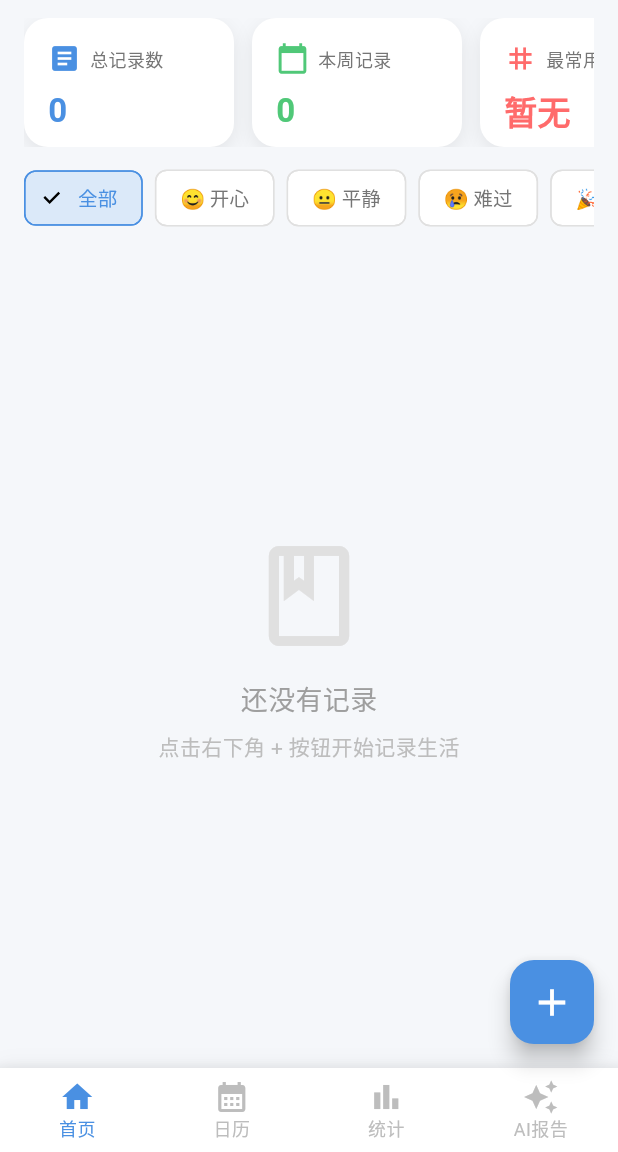
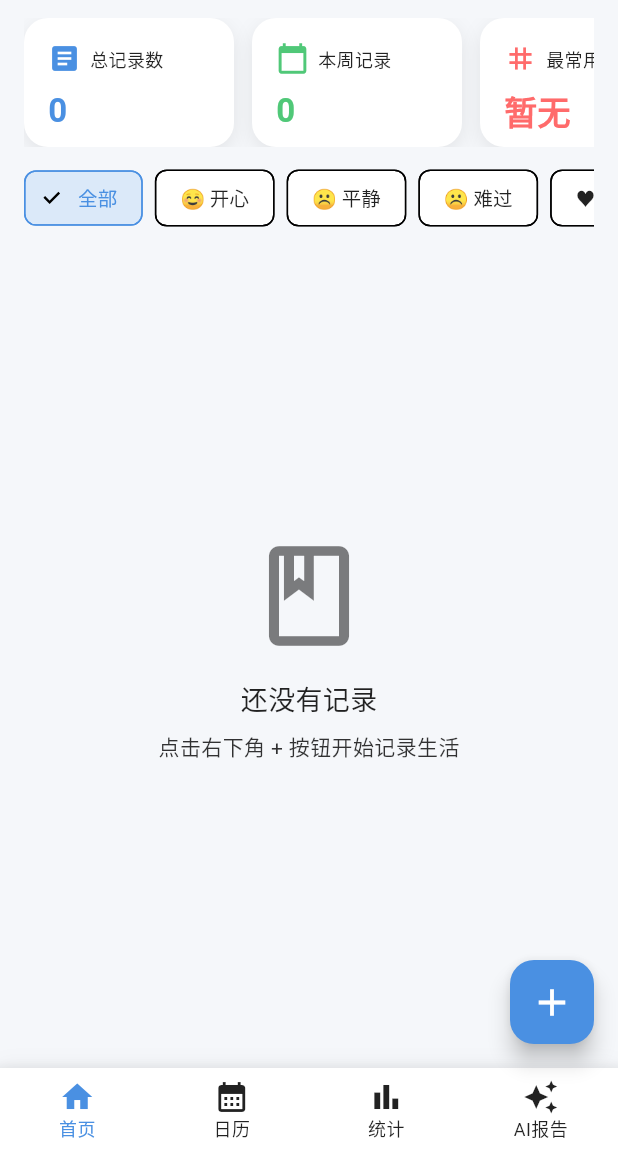
Before and after one commit to jiege455/life_recorder, a Flutter app: the screen it shows after launch, after a tap on "同意并继续", on a phone screen of 412 x 824 dp, the part 84-1236 px from its top. Run offline on Flutter 3.47's test engine with Material 3 defaults, Android fonts, the phone set to English and light mode, and no system bars; our stand-ins replace dio, file_picker, fl_chart, flutter_local_notifications, image_picker, local_auth and 6 more; missing offline and left inert: flutter_screen_lock, ifly_speech_recognition; accounts and stored records are empty.

Commit message:
chore: 全量同步lib目录代码到远程仓库

```diff
--- a/lib/main.dart
+++ b/lib/main.dart
@@ -161,7 +161,7 @@ class _LifeRecorderAppState extends State<LifeRecorderApp> with WidgetsBindingOb
       animation: widget.themeService,
       builder: (context, child) {
         return MaterialApp(
-          title: 'AI\u4EBA\u751F\u8BB0\u5F55\u5668',
+          title: 'AI人生记录器',
           debugShowCheckedModeBanner: false,
           navigatorKey: navigatorKey,
           theme: ThemeService.lightTheme,
--- a/lib/pages/home_page.dart
+++ b/lib/pages/home_page.dart
@@ -37,10 +37,10 @@ class _HomePageState extends State<HomePage> {
   int _currentIndex = 0;
 
   List<Map<String, dynamic>> _moods = [
-    {'value': 'happy', 'emoji': '\u{1F60A}', 'label': '\u5F00\u5FC3'},
-    {'value': 'neutral', 'emoji': '\u{1F610}', 'label': '\u5E73\u9759'},
-    {'value': 'sad', 'emoji': '\u{1F622}', 'label': '\u96BE\u8FC7'},
-    {'value': 'excited', 'emoji': '\u{1F389}', 'label': '\u5174\u594B'},
+    {'value': 'happy', 'emoji': '☺', 'label': '开心'},
+    {'value': 'neutral', 'emoji': '☹', 'label': '平静'},
+    {'value': 'sad', 'emoji': '☹', 'label': '难过'},
+    {'value': 'excited', 'emoji': '♥', 'label': '兴奋'},
   ];
 
   @override
@@ -74,7 +74,7 @@ class _HomePageState extends State<HomePage> {
     } catch (e) {
       if (mounted) {
         ScaffoldMessenger.of(context).showSnackBar(
-          SnackBar(content: Text('\u52A0\u8F7D\u6570\u636E\u5931\u8D25\uFF0C\u8BF7\u91CD\u8BD5')),
+          SnackBar(content: Text('加载数据失败，请重试')),
         );
       }
     }
@@ -120,13 +120,13 @@ class _HomePageState extends State<HomePage> {
       String groupKey;
 
       if (_isSameDay(recordDate, now)) {
-        groupKey = '\u4ECA\u5929';
+        groupKey = '今天';
       } else if (_isSameDay(recordDate, now.subtract(Duration(days: 1)))) {
-        groupKey = '\u6628\u5929';
+        groupKey = '昨天';
       } else if (recordDate.isAfter(now.subtract(Duration(days: 7)))) {
-        groupKey = '\u672C\u5468';
+        groupKey = '本周';
       } else {
-        groupKey = DateFormat('MM\u6708dd\u65E5').format(recordDate);
+        groupKey = DateFormat('MM月dd日').format(recordDate);
       }
 
       if (!grouped.containsKey(groupKey)) {
@@ -171,12 +171,12 @@ class _HomePageState extends State<HomePage> {
     bool? confirm = await showDialog<bool>(
       context: context,
       builder: (context) => AlertDialog(
-        title: Text('\u786E\u8BA4\u5220\u9664'),
-        content: Text('\u786E\u5B9A\u8981\u5220\u9664\u8FD9\u6761\u8BB0\u5F55\u5417\uFF1F'),
+        title: Text('确认删除'),
+        content: Text('确定要删除这条记录吗？'),
         shape: RoundedRectangleBorder(borderRadius: BorderRadius.circular(16)),
         actions: [
-          TextButton(onPressed: () => Navigator.pop(context, false), child: Text('\u53D6\u6D88')),
-          TextButton(onPressed: () => Navigator.pop(context, true), child: Text('\u5220\u9664', style: TextStyle(color: Colors.red))),
+          TextButton(onPressed: () => Navigator.pop(context, false), child: Text('取消')),
+          TextButton(onPressed: () => Navigator.pop(context, true), child: Text('删除', style: TextStyle(color: Colors.red))),
         ],
       ),
     );
@@ -185,7 +185,7 @@ class _HomePageState extends State<HomePage> {
       await _dbHelper.deleteRecord(id);
       _loadData();
       if (mounted) {
-        ScaffoldMessenger.of(context).showSnackBar(SnackBar(content: Text('\u5DF2\u5220\u9664')));
+        ScaffoldMessenger.of(context).showSnackBar(SnackBar(content: Text('已删除')));
       }
     }
   }
@@ -195,7 +195,7 @@ class _HomePageState extends State<HomePage> {
     String mood = _getMoodLabel(record['mood']);
     String moodEmoji = _getMoodEmoji(record['mood']);
     DateTime dt = DateTime.fromMillisecondsSinceEpoch(record['created_at'] ?? 0);
-    String dateStr = DateFormat('yyyy\u5E74MM\u6708dd\u65E5 HH:mm').format(dt);
+    String dateStr = DateFormat('yyyy年MM月dd日 HH:mm').format(dt);
 
     List<String> tags = [];
     if (record['tags'] != null && record['tags'].toString().isNotEmpty) {
@@ -226,28 +226,33 @@ class _HomePageState extends State<HomePage> {
 
   String _getMoodEmoji(String? mood) {
     switch (mood) {
-      case 'happy': return '\u{1F60A}';
-      case 'neutral': return '\u{1F610}';
-      case 'sad': return '\u{1F622}';
-      case 'excited': return '\u{1F389}';
-      default: return '\u{1F610}';
+      case 'happy': return '☺';
+      case 'neutral': return '☹';
+      case 'sad': return '☹';
+      case 'excited': return '♥';
+      default: return '☹';
     }
   }
 
   String _getMoodLabel(String? mood) {
     switch (mood) {
-      case 'happy': return '\u5F00\u5FC3';
-      case 'neutral': return '\u5E73\u9759';
-      case 'sad': return '\u96BE\u8FC7';
-      case 'excited': return '\u5174\u594B';
-      default: return '\u5E73\u9759';
+      case 'happy': return '开心';
+      case 'neutral': return '平静';
+      case 'sad': return '难过';
+      case 'excited': return '兴奋';
+      default: return '平静';
     }
   }
 
   @override
   Widget build(BuildContext context) {
+    final theme = Theme.of(context);
+    final isDark = theme.brightness == Brightness.dark;
+    final cardColor = theme.cardColor;
+    final navBarBgColor = theme.bottomNavigationBarTheme.backgroundColor ?? theme.colorScheme.surface;
+    final primaryColor = theme.colorScheme.primary;
+
     return Scaffold(
-      backgroundColor: Color(0xFFF5F7FA),
       body: IndexedStack(
         index: _currentIndex,
         children: [
@@ -259,22 +264,23 @@ class _HomePageState extends State<HomePage> {
       ),
       bottomNavigationBar: Container(
         decoration: BoxDecoration(
-          color: Colors.white,
+          color: navBarBgColor,
           boxShadow: [BoxShadow(color: Colors.black.withOpacity(0.05), blurRadius: 10, offset: Offset(0, -2))],
         ),
         child: BottomNavigationBar(
           currentIndex: _currentIndex,
           onTap: (index) => setState(() => _currentIndex = index),
           type: BottomNavigationBarType.fixed,
-          selectedItemColor: Color(0xFF4A90E2),
-          unselectedItemColor: Colors.grey[400],
+          backgroundColor: navBarBgColor,
+          selectedItemColor: primaryColor,
+          unselectedItemColor: theme.colorScheme.onSurfaceVariant,
           selectedFontSize: 12,
           unselectedFontSize: 12,
           items: [
-            BottomNavigationBarItem(icon: Icon(Icons.home), label: '\u9996\u9875'),
-            BottomNavigationBarItem(icon: Icon(Icons.calendar_month), label: '\u65E5\u5386'),
-            BottomNavigationBarItem(icon: Icon(Icons.bar_chart), label: '\u7EDF\u8BA1'),
-            BottomNavigationBarItem(icon: Icon(Icons.auto_awesome), label: 'AI\u62A5\u544A'),
+            BottomNavigationBarItem(icon: Icon(Icons.home), label: '首页'),
+            BottomNavigationBarItem(icon: Icon(Icons.calendar_month), label: '日历'),
+            BottomNavigationBarItem(icon: Icon(Icons.bar_chart), label: '统计'),
+            BottomNavigationBarItem(icon: Icon(Icons.auto_awesome), label: 'AI报告'),
           ],
         ),
       ),
@@ -287,7 +293,7 @@ class _HomePageState extends State<HomePage> {
                 );
                 if (result == true) _loadData();
               },
-              backgroundColor: Color(0xFF4A90E2),
+              backgroundColor: primaryColor,
               child: Icon(Icons.add, color: Colors.white, size: 30),
             )
           : null,
@@ -295,8 +301,11 @@ class _HomePageState extends State<HomePage> {
   }
 
   Widget _buildHomeTab() {
+    final theme = Theme.of(context);
+    final isDark = theme.brightness == Brightness.dark;
+    final primaryColor = theme.colorScheme.primary;
+
     return Scaffold(
-      backgroundColor: Color(0xFFF5F7FA),
       appBar: AppBar(
         title: _isSearching
             ? TextField(
@@ -304,14 +313,14 @@ class _HomePageState extends State<HomePage> {
                 autofocus: true,
                 style: TextStyle(color: Colors.white, fontSize: 16),
                 decoration: InputDecoration(
-                  hintText: '\u641C\u7D22\u8BB0\u5F55...',
+                  hintText: '搜索记录...',
                   hintStyle: TextStyle(color: Colors.white70),
                   border: InputBorder.none,
                 ),
                 onChanged: _searchRecords,
               )
-            : Text('AI\u4EBA\u751F\u8BB0\u5F55\u5668', style: TextStyle(color: Colors.white, fontWeight: FontWeight.bold)),
-        backgroundColor: Color(0xFF4A90E2),
+            : Text('AI人生记录器', style: TextStyle(color: Colors.white, fontWeight: FontWeight.bold)),
+        backgroundColor: primaryColor,
         elevation: 0,
         centerTitle: true,
         actions: [
@@ -343,9 +352,9 @@ class _HomePageState extends State<HomePage> {
               }
             },
             itemBuilder: (context) => [
-              PopupMenuItem(value: 'settings', child: Row(children: [Icon(Icons.settings, size: 20, color: Color(0xFF4A90E2)), SizedBox(width: 8), Text('\u8BBE\u7F6E')])),
-              PopupMenuItem(value: 'annual', child: Row(children: [Icon(Icons.calendar_today, size: 20, color: Color(0xFF4A90E2)), SizedBox(width: 8), Text('\u5E74\u5EA6\u56DE\u987E')])),
-              PopupMenuItem(value: 'about', child: Row(children: [Icon(Icons.info_outline, size: 20, color: Color(0xFF4A90E2)), SizedBox(width: 8), Text('\u5173\u4E8E')])),
+              PopupMenuItem(value: 'settings', child: Row(children: [Icon(Icons.settings, size: 20, color: primaryColor), SizedBox(width: 8), Text('设置')])),
+              PopupMenuItem(value: 'annual', child: Row(children: [Icon(Icons.calendar_today, size: 20, color: primaryColor), SizedBox(width: 8), Text('年度回顾')])),
+              PopupMenuItem(value: 'about', child: Row(children: [Icon(Icons.info_outline, size: 20, color: primaryColor), SizedBox(width: 8), Text('关于')])),
             ],
           ),
         ],
@@ -367,21 +376,25 @@ class _HomePageState extends State<HomePage> {
       child: ListView(
         scrollDirection: Axis.horizontal,
         children: [
-          _buildStatCard('\u603B\u8BB0\u5F55\u6570', _totalCount.toString(), Icons.article, Color(0xFF4A90E2)),
+          _buildStatCard('总记录数', _totalCount.toString(), Icons.article, Color(0xFF4A90E2)),
           SizedBox(width: 12),
-          _buildStatCard('\u672C\u5468\u8BB0\u5F55', _weekCount.toString(), Icons.calendar_today, Color(0xFF50C878)),
+          _buildStatCard('本周记录', _weekCount.toString(), Icons.calendar_today, Color(0xFF50C878)),
           SizedBox(width: 12),
-          _buildStatCard('\u6700\u5E38\u7528\u6807\u7B7E', _mostUsedTag ?? '\u6682\u65E0', Icons.tag, Color(0xFFFF6B6B)),
+          _buildStatCard('最常用标签', _mostUsedTag ?? '暂无', Icons.tag, Color(0xFFFF6B6B)),
         ],
       ),
     );
   }
 
   Widget _buildStatCard(String title, String value, IconData icon, Color color) {
+    final theme = Theme.of(context);
+    final cardColor = theme.cardColor;
+    final isDark = theme.brightness == Brightness.dark;
+
     return Container(
       width: 140,
       decoration: BoxDecoration(
-        color: Colors.white,
+        color: cardColor,
         borderRadius: BorderRadius.circular(16),
         boxShadow: [BoxShadow(color: Colors.black.withOpacity(0.08), blurRadius: 10, offset: Offset(0, 4))],
       ),
@@ -390,7 +403,7 @@ class _HomePageState extends State<HomePage> {
         mainAxisAlignment: MainAxisAlignment.center,
         crossAxisAlignment: CrossAxisAlignment.start,
         children: [
-          Row(children: [Icon(icon, color: color, size: 22), SizedBox(width: 6), Text(title, style: TextStyle(fontSize: 12, color: Colors.grey[600]))]),
+          Row(children: [Icon(icon, color: color, size: 22), SizedBox(width: 6), Text(title, style: TextStyle(fontSize: 12, color: theme.colorScheme.onSurfaceVariant))]),
           SizedBox(height: 8),
           Text(value, style: TextStyle(fontSize: 22, fontWeight: FontWeight.bold, color: color)),
         ],
@@ -399,6 +412,11 @@ class _HomePageState extends State<HomePage> {
   }
 
   Widget _buildMoodFilter() {
+    final theme = Theme.of(context);
+    final cardColor = theme.cardColor;
+    final isDark = theme.brightness == Brightness.dark;
+    final primaryColor = theme.colorScheme.primary;
+
     return Container(
       height: 44,
       padding: EdgeInsets.symmetric(horizontal: 16),
@@ -408,13 +426,13 @@ class _HomePageState extends State<HomePage> {
           Padding(
             padding: EdgeInsets.only(right: 8),
             child: ChoiceChip(
-              label: Text('\u5168\u90E8'),
+              label: Text('全部'),
               selected: _selectedMoodFilter == null,
               onSelected: (_) => _filterByMood(null),
-              selectedColor: Color(0xFF4A90E2).withOpacity(0.2),
-              backgroundColor: Colors.white,
-              side: BorderSide(color: _selectedMoodFilter == null ? Color(0xFF4A90E2) : Colors.grey[300]!),
-              labelStyle: TextStyle(color: _selectedMoodFilter == null ? Color(0xFF4A90E2) : Colors.grey[600], fontSize: 13),
+              selectedColor: primaryColor.withOpacity(0.2),
+              backgroundColor: cardColor,
+              side: BorderSide(color: _selectedMoodFilter == null ? primaryColor : theme.colorScheme.outline),
+              labelStyle: TextStyle(color: _selectedMoodFilter == null ? primaryColor : theme.colorScheme.onSurfaceVariant, fontSize: 13),
             ),
           ),
           ..._moods.map((mood) => Padding(
@@ -423,10 +441,10 @@ class _HomePageState extends State<HomePage> {
               label: Text('${mood['emoji']} ${mood['label']}'),
               selected: _selectedMoodFilter == mood['value'],
               onSelected: (_) => _filterByMood(mood['value']),
-              selectedColor: Color(0xFF4A90E2).withOpacity(0.2),
-              backgroundColor: Colors.white,
-              side: BorderSide(color: _selectedMoodFilter == mood['value'] ? Color(0xFF4A90E2) : Colors.grey[300]!),
-              labelStyle: TextStyle(color: _selectedMoodFilter == mood['value'] ? Color(0xFF4A90E2) : Colors.grey[600], fontSize: 13),
+              selectedColor: primaryColor.withOpacity(0.2),
+              backgroundColor: cardColor,
+              side: BorderSide(color: _selectedMoodFilter == mood['value'] ? primaryColor : theme.colorScheme.outline),
+              labelStyle: TextStyle(color: _selectedMoodFilter == mood['value'] ? primaryColor : theme.colorScheme.onSurfaceVariant, fontSize: 13),
             ),
           )),
         ],
@@ -435,17 +453,20 @@ class _HomePageState extends State<HomePage> {
   }
 
   Widget _buildRecordsList() {
+    final theme = Theme.of(context);
+    final isDark = theme.brightness == Brightness.dark;
+
     var grouped = _groupRecordsByDate();
     if (grouped.isEmpty) {
       return Center(
         child: Column(
           mainAxisAlignment: MainAxisAlignment.center,
           children: [
-            Icon(Icons.book_outlined, size: 80, color: Colors.grey[300]),
+            Icon(Icons.book_outlined, size: 80, color: theme.colorScheme.onSurfaceVariant.withOpacity(0.5)),
             SizedBox(height: 16),
-            Text(_isSearching ? '\u6CA1\u6709\u627E\u5230\u76F8\u5173\u8BB0\u5F55' : '\u8FD8\u6CA1\u6709\u8BB0\u5F55', style: TextStyle(fontSize: 18, color: Colors.grey[500])),
+            Text(_isSearching ? '没有找到相关记录' : '还没有记录', style: TextStyle(fontSize: 18, color: theme.colorScheme.onSurfaceVariant)),
             SizedBox(height: 8),
-            Text(_isSearching ? '\u8BD5\u8BD5\u5176\u4ED6\u5173\u952E\u8BCD' : '\u70B9\u51FB\u53F3\u4E0B\u89D2 + \u6309\u94AE\u5F00\u59CB\u8BB0\u5F55\u751F\u6D3B', style: TextStyle(fontSize: 14, color: Colors.grey[400])),
+            Text(_isSearching ? '试试其他关键词' : '点击右下角 + 按钮开始记录生活', style: TextStyle(fontSize: 14, color: theme.colorScheme.onSurfaceVariant.withOpacity(0.8))),
           ],
         ),
       );
@@ -467,8 +488,8 @@ class _HomePageState extends State<HomePage> {
               Container(
                 padding: EdgeInsets.symmetric(horizontal: 12, vertical: 6),
                 margin: EdgeInsets.only(bottom: 8),
-                decoration: BoxDecoration(color: Color(0xFF4A90E2).withOpacity(0.1), borderRadius: BorderRadius.circular(20)),
-                child: Text(dateLabel, style: TextStyle(fontSize: 14, fontWeight: FontWeight.bold, color: Color(0xFF4A90E2))),
+                decoration: BoxDecoration(color: theme.colorScheme.primary.withOpacity(0.1), borderRadius: BorderRadius.circular(20)),
+                child: Text(dateLabel, style: TextStyle(fontSize: 14, fontWeight: FontWeight.bold, color: theme.colorScheme.primary)),
               ),
               ...records.map((record) => _buildRecordCard(record)),
             ],
@@ -484,6 +505,10 @@ class _HomePageState extends State<HomePage> {
     String timeStr = DateFormat('HH:mm').format(dateTime);
     String content = record['content']?.toString() ?? '';
     int recordId = record['id'] ?? 0;
+
+    final theme = Theme.of(context);
+    final cardColor = theme.cardColor;
+    final isDark = theme.brightness == Brightness.dark;
 
     List<String> tags = [];
     if (record['tags'] != null && record['tags'].toString().isNotEmpty) {
@@ -505,7 +530,7 @@ class _HomePageState extends State<HomePage> {
       elevation: 0,
       margin: EdgeInsets.only(bottom: 10),
       shape: RoundedRectangleBorder(borderRadius: BorderRadius.circular(16)),
-      color: Colors.white,
+      color: cardColor,
       child: InkWell(
         borderRadius: BorderRadius.circular(16),
         onTap: () async {
@@ -522,17 +547,17 @@ class _HomePageState extends State<HomePage> {
                 children: [
                   Icon(_getMoodIcon(record['mood'] as String?), color: _getMoodColor(record['mood'] as String?), size: 22),
                   SizedBox(width: 8),
-                  Text(timeStr, style: TextStyle(fontSize: 13, color: Colors.grey[500], fontWeight: FontWeight.w500)),
+                  Text(timeStr, style: TextStyle(fontSize: 13, color: theme.colorScheme.onSurfaceVariant, fontWeight: FontWeight.w500)),
                   Spacer(),
                   IconButton(
-                    icon: Icon(Icons.share, color: Colors.grey[400], size: 18),
+                    icon: Icon(Icons.share, color: theme.colorScheme.onSurfaceVariant, size: 18),
                     onPressed: () => _shareRecord(record),
                     padding: EdgeInsets.zero,
                     constraints: BoxConstraints(),
                   ),
                   SizedBox(width: 8),
                   IconButton(
-                    icon: Icon(Icons.delete_outline, color: Colors.grey[400], size: 18),
+                    icon: Icon(Icons.delete_outline, color: theme.colorScheme.onSurfaceVariant, size: 18),
                     onPressed: () => _deleteRecord(recordId),
                     padding: EdgeInsets.zero,
                     constraints: BoxConstraints(),
@@ -540,7 +565,7 @@ class _HomePageState extends State<HomePage> {
                 ],
               ),
               SizedBox(height: 10),
-              Text(content, maxLines: 3, overflow: TextOverflow.ellipsis, style: TextStyle(fontSize: 15, height: 1.5)),
+              Text(content, maxLines: 3, overflow: TextOverflow.ellipsis, style: TextStyle(fontSize: 15, height: 1.5, color: theme.colorScheme.onSurface)),
               if (images.isNotEmpty) ...[
                 SizedBox(height: 10),
                 SizedBox(
@@ -555,7 +580,7 @@ class _HomePageState extends State<HomePage> {
                         margin: EdgeInsets.only(right: 8),
                         decoration: BoxDecoration(
                           borderRadius: BorderRadius.circular(8),
-                          color: Colors.grey[200],
+                          color: theme.colorScheme.surfaceContainerHighest,
                         ),
                         child: ClipRRect(
                           borderRadius: BorderRadius.circular(8),
@@ -563,7 +588,7 @@ class _HomePageState extends State<HomePage> {
                             File(images[index]),
                             fit: BoxFit.cover,
                             errorBuilder: (context, error, stackTrace) {
-                              return Icon(Icons.image, color: Colors.grey[400]);
+                              return Icon(Icons.image, color: theme.colorScheme.onSurfaceVariant);
                             },
                           ),
                         ),
```
